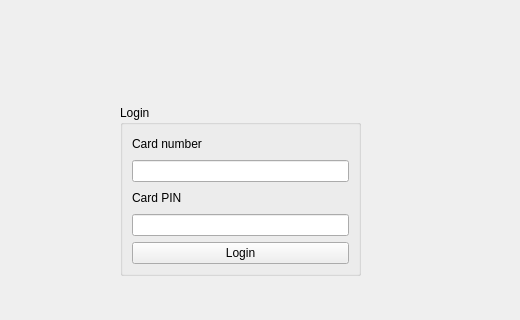
Qt form frontend/atm/mw1.ui (rronkkeli/pankkiprojekti) before a commit; both pictures show x 280 to 800 and y 125 to 445 of the 800 by 600 pixel window.
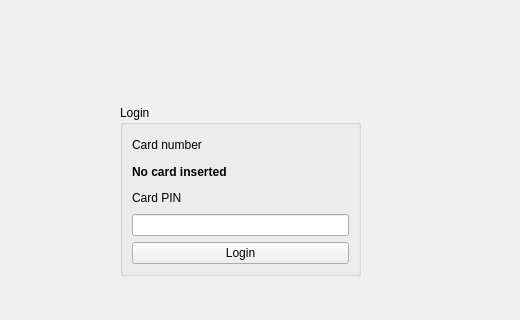
The same form after that commit.

The edit to the form file:
```diff
--- a/frontend/atm/mw1.ui
+++ b/frontend/atm/mw1.ui
@@ -37,7 +37,16 @@
         </widget>
        </item>
        <item>
-        <widget class="QLineEdit" name="cardNumber"/>
+        <widget class="QLabel" name="cardNumber">
+         <property name="font">
+          <font>
+           <bold>true</bold>
+          </font>
+         </property>
+         <property name="text">
+          <string>No card inserted</string>
+         </property>
+        </widget>
        </item>
       </layout>
      </item>
```
Left out of the diff: 9 changed lines with no effect on the pictures.
